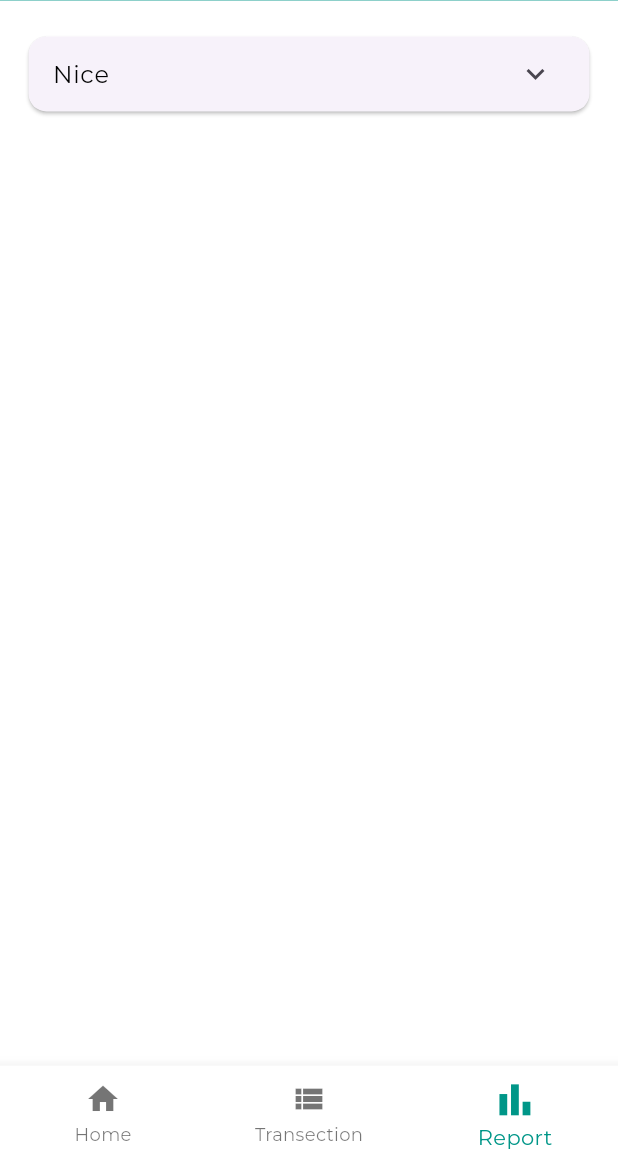
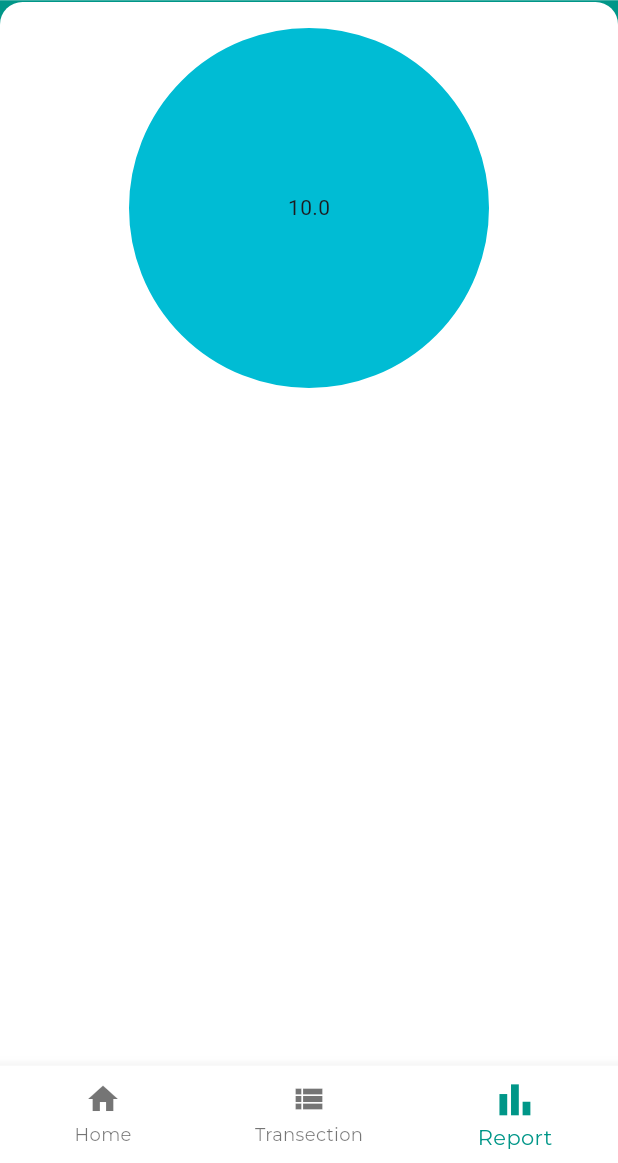
Before and after one commit to niceislam/Finance_manager, a Flutter app: the HomeScreen screen opened directly, item 3 of the bottom bar chosen, on a phone screen of 412 x 824 dp, the part 73-1236 px from its top. Run offline on Flutter 3.47's test engine with Material 3 defaults, Android fonts, the phone set to English and light mode, and no system bars; drawn by our look-alikes of fl_chart; our stand-ins replace cloud_firestore, device_preview, firebase_auth, firebase_core, firebase_storage, flutter_easyloading and 8 more; accounts and stored records are empty.

Commit message:
pieChart add

```diff
--- a/lib/app/module/home/view/screen/home_screen/bottom_home/report_body/report_body.dart
+++ b/lib/app/module/home/view/screen/home_screen/bottom_home/report_body/report_body.dart
@@ -1,11 +1,9 @@
-import 'package:cloud_firestore/cloud_firestore.dart';
-import 'package:finance_management/app/data/local/secure_storage/secure_storage.dart';
+import 'package:finance_management/app/data/model/firebase_get_model.dart';
 import 'package:finance_management/app/module/home/Global_widget/custom_text.dart';
-import 'package:finance_management/app/module/home/controller/home_controller/home.dart';
 import 'package:finance_management/app/module/home/controller/report_controller/report.dart';
 import 'package:fl_chart/fl_chart.dart';
 import 'package:flutter/material.dart';
-import 'package:flutter_easyloading/flutter_easyloading.dart';
+import 'package:flutter_screenutil/flutter_screenutil.dart';
 import 'package:get/get.dart';
 
 class ReportBody extends StatelessWidget {
@@ -13,29 +11,57 @@
 
   @override
   Widget build(BuildContext context) {
-    HomeController controller = Get.put(HomeController());
-    return Padding(
-      padding: const EdgeInsets.only(top: 20, right: 15, left: 15),
-      child: Column(
-        mainAxisAlignment: MainAxisAlignment.start,
-        children: [
-          Card(
-            child: ExpansionTile(
-              shape: Border(),
-              expansionAnimationStyle: AnimationStyle(curve: Curves.easeOutBack),
-              title: CustomText(text: "Nice"),
-              iconColor: Colors.red,
-              dense: true,
-              maintainState: false,
-              backgroundColor: Colors.white,
-              expandedCrossAxisAlignment: CrossAxisAlignment.stretch,
-              children: [Container(height: 200, width: 300, color: Colors.red)],
-            ),
+    Size size = MediaQuery.sizeOf(context);
+    ReportController controller = Get.put(ReportController());
+    return Column(
+      children: [
+        Expanded(
+          child: Stack(
+            clipBehavior: Clip.none,
+            children: [
+              Container(height: 20.h, width: size.width, color: Colors.teal),
+              Padding(
+                padding: EdgeInsets.only(top: 1),
+                child: Container(
+                  padding: EdgeInsets.only(top: 10, left: 15, right: 15),
+                  height: size.height,
+                  width: size.width,
+                  decoration: BoxDecoration(
+                    borderRadius: BorderRadius.only(
+                      topRight: Radius.circular(15),
+                      topLeft: Radius.circular(15),
+                    ),
+                    color: Colors.white,
+                  ),
+                  child: Obx(() {
+                    final check = controller.HController.userAllData.value;
+                    if (check == FirebaseGetModel()) {
+                      return Center(
+                        child: CustomText(text: "Something went wrong"),
+                      );
+                    }
+                    return Column(
+                      children: [
+                        AspectRatio(
+                          aspectRatio: 1.5,
+                          child: PieChart(
+                            PieChartData(
+                              centerSpaceRadius: 0,
+                              sections: [
+                                PieChartSectionData(value: 10, radius: 120),
+                              ],
+                            ),
+                          ),
+                        ),
+                      ],
+                    );
+                  }),
+                ),
+              ),
+            ],
           ),
-
-          SizedBox(height: 40),
-        ],
-      ),
+        ),
+      ],
     );
   }
 }
```
Also changed, not shown: lib/app/data/dummy_data/report_page_color.dart (added, +14 -0 lines), lib/app/module/home/controller/report_controller/report.dart (+2 -25 lines).
